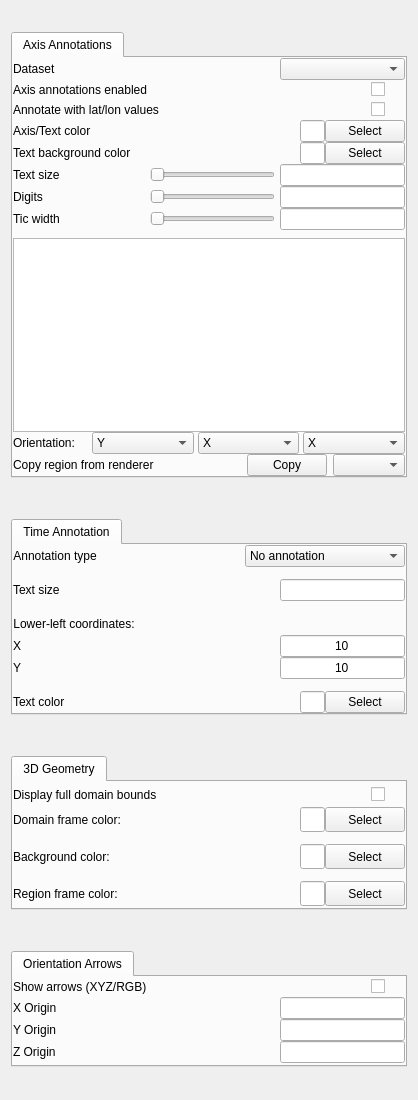
Qt form apps/vaporgui/AnnotationGUI.ui (StasJ/vapor-formatted) before a commit.
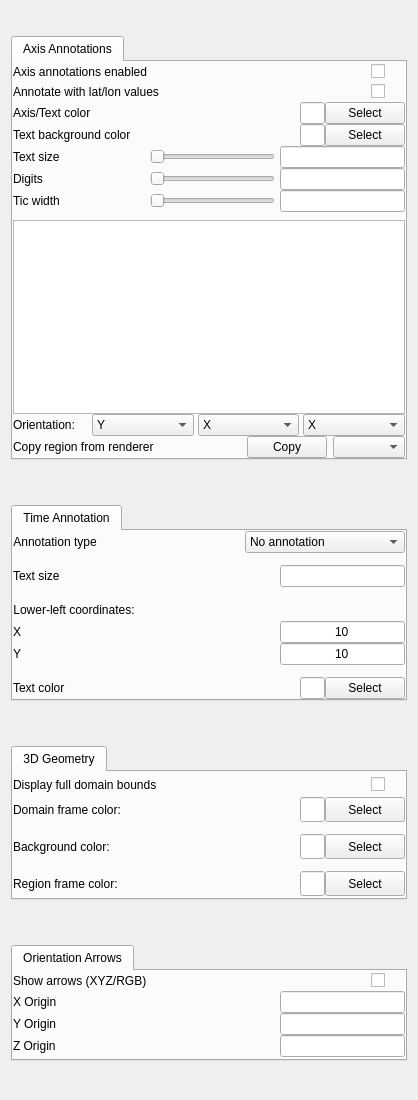
The same form after that commit.

Commit message: Fix for bug 663.  Removed coupling between axis annotations and DataMgr objects.  We now support one set of annotations across all datasets.

```diff
--- a/apps/vaporgui/AnnotationGUI.ui
+++ b/apps/vaporgui/AnnotationGUI.ui
@@ -75,52 +75,6 @@
        <property name="bottomMargin">
         <number>0</number>
        </property>
-       <item>
-        <layout class="QHBoxLayout" name="horizontalLayout_3">
-         <property name="spacing">
-          <number>5</number>
-         </property>
-         <property name="topMargin">
-          <number>0</number>
-         </property>
-         <item>
-          <widget class="QLabel" name="label_8">
-           <property name="text">
-            <string>Dataset</string>
-           </property>
-          </widget>
-         </item>
-         <item>
-          <spacer name="horizontalSpacer_7">
-           <property name="orientation">
-            <enum>Qt::Horizontal</enum>
-           </property>
-           <property name="sizeHint" stdset="0">
-            <size>
-             <width>40</width>
-             <height>20</height>
-            </size>
-           </property>
-          </spacer>
-         </item>
-         <item>
-          <widget class="QComboBox" name="dataMgrSelectorCombo">
-           <property name="minimumSize">
-            <size>
-             <width>125</width>
-             <height>0</height>
-            </size>
-           </property>
-           <property name="maximumSize">
-            <size>
-             <width>125</width>
-             <height>16777215</height>
-            </size>
-           </property>
-          </widget>
-         </item>
-        </layout>
-       </item>
        <item>
         <layout class="QHBoxLayout" name="horizontalLayout">
          <property name="spacing">
```
The commit also changes 9 other files.
